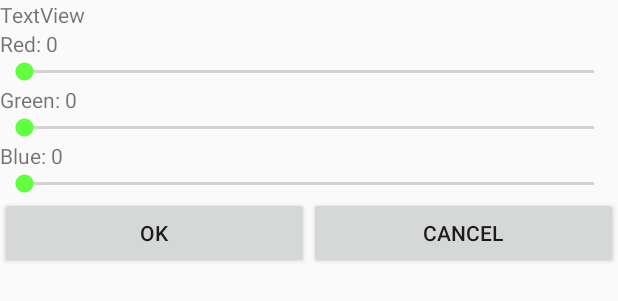
After one commit to badgerbaj/BTDraw, an Android app: the layout custom_color.xml on its own in the app's theme, with its tools: preview values and no code run, on a phone screen of 412 x 824 dp. The commit adds this screen. Shown: the top 301 px of the screen. Run offline under Robolectric (Android 15) with nearby library versions, the phone set to English and light mode, and no system bars.

Commit message:
Custom Color Interface

```diff
--- a/app/src/main/java/com/jordanbray/btdraw/MainActivity.java
+++ b/app/src/main/java/com/jordanbray/btdraw/MainActivity.java
@@ -1,6 +1,8 @@
 package com.jordanbray.btdraw;
 
 import android.app.Activity;
+import android.app.Dialog;
+import android.content.Context;
 import android.graphics.Color;
 import android.graphics.Point;
 import android.os.Bundle;
@@ -20,7 +22,10 @@ import android.support.v7.app.AppCompatActivity;
 import android.support.v7.widget.Toolbar;
 import android.view.Menu;
 import android.view.MenuItem;
+import android.widget.Button;
 import android.widget.ExpandableListView;
+import android.widget.SeekBar;
+import android.widget.TextView;
 import android.widget.Toast;
 
 import java.io.File;
@@ -33,6 +38,7 @@ import java.util.UUID;
 public class MainActivity extends AppCompatActivity
         implements NavigationView.OnNavigationItemSelectedListener {
 
+    final Context context = this;
     private ArtistView av;
     private DrawerLayout drawer;
     private ExpandableListAdapter mMenuAdapter;
@@ -224,4 +230,84 @@ public class MainActivity extends AppCompatActivity
             // ignore
         }
     }
+
+    public int showDialog() {
+        int colorValue = 0;
+        final Dialog dialog = new Dialog(context);
+        dialog.setContentView(R.layout.custom_color);
+        dialog.setTitle("SELECT CUSTOM COLOR");
+
+        // set the custom dialog components - text, image and button
+        final TextView colortv = (TextView) dialog.findViewById(R.id.color_textView);
+        final TextView redtvValue = (TextView)dialog.findViewById(R.id.red_textView_value);
+        final TextView greentvValue = (TextView)dialog.findViewById(R.id.green_textView_value);
+        final TextView bluetvValue = (TextView)dialog.findViewById(R.id.blue_textView_value);
+        SeekBar red = (SeekBar)dialog.findViewById(R.id.red_seekBar);
+        SeekBar green = (SeekBar)dialog.findViewById(R.id.green_seekBar);
+        SeekBar blue = (SeekBar)dialog.findViewById(R.id.blue_seekBar);
+
+        Button ok_button = (Button) dialog.findViewById(R.id.ok_button);
+        // if button is clicked, close the custom dialog
+        ok_button.setOnClickListener(new View.OnClickListener() {
+            @Override
+            public void onClick(View v) {
+                dialog.dismiss();
+            }
+        });
+
+        Button cancel_button = (Button) dialog.findViewById(R.id.cancel_button);
+        // if button is clicked, close the custom dialog
+        cancel_button.setOnClickListener(new View.OnClickListener() {
+            @Override
+            public void onClick(View v) {
+                dialog.dismiss();
+            }
+        });
+
+
+        red.setMax(255);
+        green.setMax(255);
+        blue.setMax(255);
+
+        red.setKeyProgressIncrement(1);
+        green.setKeyProgressIncrement(1);
+        blue.setKeyProgressIncrement(1);
+
+        red.setOnSeekBarChangeListener(new SeekBar.OnSeekBarChangeListener() {
+            public void onProgressChanged(SeekBar seekBar, int progress, boolean fromUser){
+                redtvValue.setText(Integer.toString(progress));
+                colortv.setBackgroundColor(Color.rgb(Integer.parseInt(redtvValue.getText().toString()), Integer.parseInt(greentvValue.getText().toString()) , Integer.parseInt(bluetvValue.getText().toString())));
+
+            }
+            public void onStartTrackingTouch(SeekBar arg0) {
+            }
+            public void onStopTrackingTouch(SeekBar seekBar) {
+            }
+        });
+        green.setOnSeekBarChangeListener(new SeekBar.OnSeekBarChangeListener() {
+            public void onProgressChanged(SeekBar seekBar, int progress, boolean fromUser){
+                greentvValue.setText(Integer.toString(progress));
+                colortv.setBackgroundColor(Color.rgb(Integer.parseInt(redtvValue.getText().toString()), Integer.parseInt(greentvValue.getText().toString()) , Integer.parseInt(bluetvValue.getText().toString())));
+            }
+            public void onStartTrackingTouch(SeekBar arg0) {
+            }
+            public void onStopTrackingTouch(SeekBar seekBar) {
+            }
+        });
+        blue.setOnSeekBarChangeListener(new SeekBar.OnSeekBarChangeListener() {
+            public void onProgressChanged(SeekBar seekBar, int progress, boolean fromUser){
+                bluetvValue.setText(Integer.toString(progress));
+                colortv.setBackgroundColor(Color.rgb(Integer.parseInt(redtvValue.getText().toString()), Integer.parseInt(greentvValue.getText().toString()) , Integer.parseInt(bluetvValue.getText().toString())));
+            }
+            public void onStartTrackingTouch(SeekBar arg0) {
+            }
+            public void onStopTrackingTouch(SeekBar seekBar) {
+            }
+        });
+
+
+
+        dialog.show();
+        return colorValue;
+    }
 }
--- /dev/null
+++ b/app/src/main/res/layout/custom_color.xml
@@ -0,0 +1,134 @@
+<?xml version="1.0" encoding="utf-8"?>
+<LinearLayout xmlns:android="http://schemas.android.com/apk/res/android"
+    android:orientation="vertical" android:layout_width="match_parent"
+    android:layout_height="wrap_content"
+    android:weightSum="1">
+
+    <TextView
+        android:text="TextView"
+        android:layout_width="match_parent"
+        android:layout_height="wrap_content"
+        android:layout_alignParentTop="true"
+        android:layout_alignParentStart="true"
+        android:id="@+id/color_textView" />
+
+    <LinearLayout
+        android:orientation="horizontal"
+        android:layout_width="wrap_content"
+        android:layout_height="match_parent">
+
+        <TextView
+            android:text="Red: "
+            android:layout_width="wrap_content"
+            android:layout_height="wrap_content"
+            android:layout_below="@+id/color_textView"
+            android:layout_alignParentStart="true"
+            android:id="@+id/red_textView" />
+
+        <TextView
+            android:layout_width="wrap_content"
+            android:layout_height="wrap_content"
+            android:layout_below="@+id/color_textView"
+            android:layout_alignRight="@+id/red_textView"
+            android:id="@+id/red_textView_value"
+            android:text="0"
+            android:layout_alignStart="@+id/blue_textView_value"
+            android:layout_weight="1" />
+
+    </LinearLayout>
+
+    <SeekBar
+        android:layout_width="match_parent"
+        android:layout_height="wrap_content"
+        android:layout_below="@+id/red_textView"
+        android:layout_alignParentStart="true"
+        android:id="@+id/red_seekBar"
+        android:layout_weight="1" />
+
+    <LinearLayout
+        android:orientation="horizontal"
+        android:layout_width="wrap_content"
+        android:layout_height="match_parent">
+
+        <TextView
+            android:text="Green: "
+            android:layout_width="wrap_content"
+            android:layout_height="wrap_content"
+            android:layout_below="@+id/red_seekBar"
+            android:layout_alignParentStart="true"
+            android:id="@+id/green_textView"
+            android:layout_weight="1" />
+
+        <TextView
+            android:layout_width="wrap_content"
+            android:layout_height="wrap_content"
+            android:layout_below="@+id/red_seekBar"
+            android:layout_alignRight="@+id/green_textView"
+            android:id="@+id/green_textView_value"
+            android:text="0"
+            android:layout_toEndOf="@+id/button"
+            android:layout_weight="1" />
+
+    </LinearLayout>
+
+    <SeekBar
+        android:layout_width="match_parent"
+        android:layout_height="wrap_content"
+        android:layout_below="@+id/green_textView"
+        android:layout_alignParentStart="true"
+        android:id="@+id/green_seekBar"
+        android:layout_weight="1" />
+
+    <LinearLayout
+        android:orientation="horizontal"
+        android:layout_width="wrap_content"
+        android:layout_height="match_parent">
+
+        <TextView
+            android:text="Blue: "
+            android:layout_width="wrap_content"
+            android:layout_height="wrap_content"
+            android:layout_below="@+id/green_seekBar"
+            android:id="@+id/blue_textView"
+            android:layout_weight="1" />
+
+        <TextView
+            android:layout_width="wrap_content"
+            android:layout_height="wrap_content"
+            android:layout_below="@+id/green_seekBar"
+            android:layout_alignRight="@+id/blue_textView"
+            android:id="@+id/blue_textView_value"
+            android:text="0"
+            android:layout_toEndOf="@+id/red_textView"
+            android:layout_weight="1" />
+
+    </LinearLayout>
+
+    <SeekBar
+        android:layout_width="match_parent"
+        android:layout_height="wrap_content"
+        android:layout_below="@+id/blue_textView"
+        android:id="@+id/blue_seekBar" />
+
+    <LinearLayout
+        android:orientation="horizontal"
+        android:layout_width="match_parent"
+        android:layout_height="match_parent">
+
+        <Button
+            android:text="OK"
+            android:layout_width="wrap_content"
+            android:layout_height="wrap_content"
+            android:id="@+id/ok_button"
+            android:layout_weight="0.5" />
+
+        <Button
+            android:text="CANCEL"
+            android:layout_height="wrap_content"
+            android:id="@+id/cancel_button"
+            android:layout_weight="0.5"
+            android:layout_width="wrap_content" />
+
+    </LinearLayout>
+
+</LinearLayout>
```
